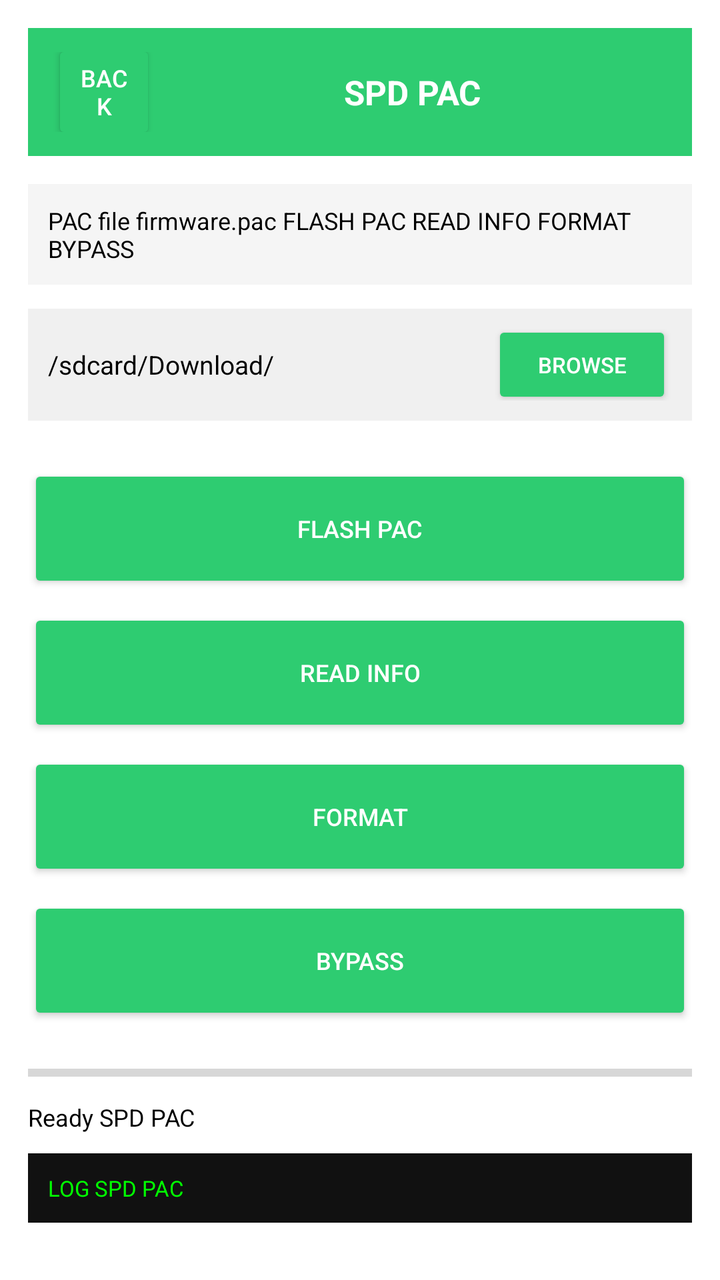
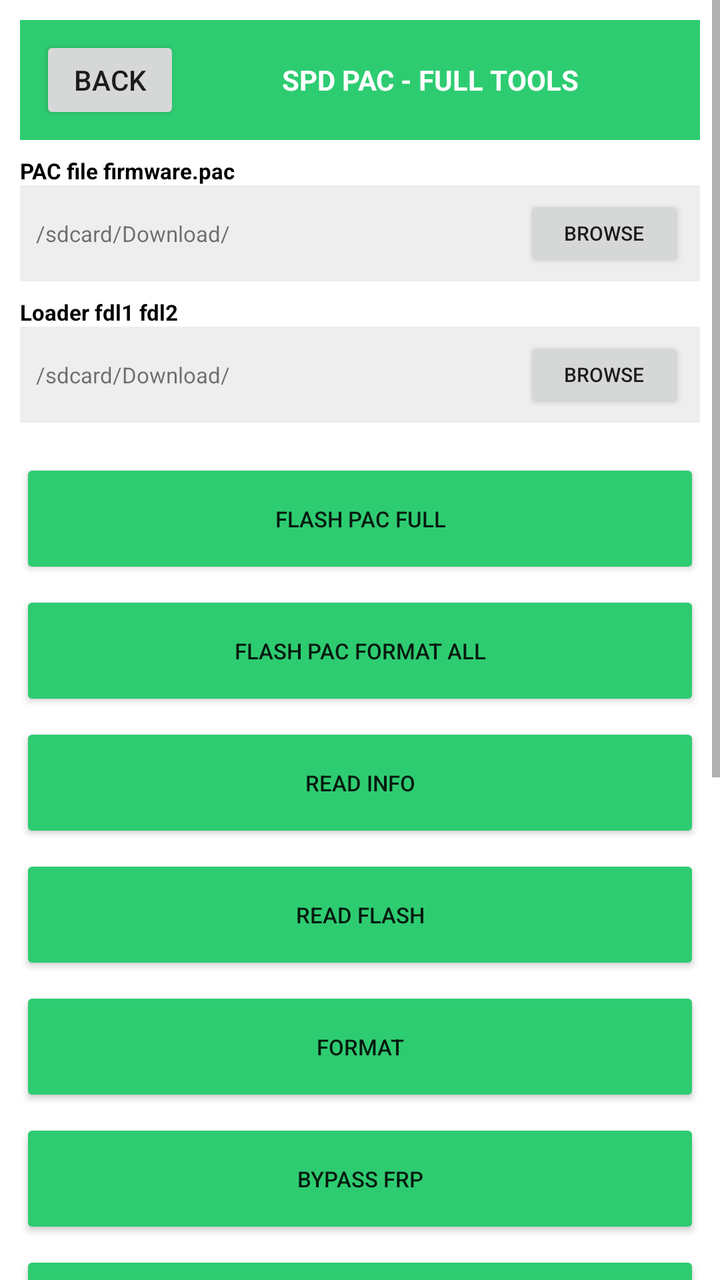

The first picture is an Android layout as it rendered before a commit; the second is the same layout after the commit. The layout source and the unified diff follow.
<!-- AndroidManifest.xml: application theme Theme.OTGFlasher -->
<!-- res/layout/activity_spd.xml -->
<?xml version="1.0" encoding="utf-8"?>
<ScrollView xmlns:android="http://schemas.android.com/apk/res/android" android:layout_width="match_parent" android:layout_height="match_parent" android:background="#FFFFFF"><LinearLayout android:orientation="vertical" android:layout_width="match_parent" android:layout_height="wrap_content" android:padding="14dp"><LinearLayout android:orientation="horizontal" android:layout_width="match_parent" android:layout_height="64dp" android:background="#2ECC71" android:gravity="center_vertical" android:padding="12dp"><Button android:id="@+id/btnBack" android:layout_width="52dp" android:layout_height="52dp" android:text="BACK" android:textColor="#FFFFFF" android:backgroundTint="#2ECC71" android:textSize="12sp"/><TextView android:layout_width="0dp" android:layout_weight="1" android:layout_height="wrap_content" android:text="SPD PAC" android:textSize="17sp" android:textStyle="bold" android:textColor="#FFFFFF" android:gravity="center"/></LinearLayout><TextView android:layout_width="match_parent" android:layout_height="wrap_content" android:text="PAC file firmware.pac FLASH PAC READ INFO FORMAT BYPASS" android:textSize="12sp" android:textColor="#000000" android:layout_marginTop="14dp" android:background="#F5F5F5" android:padding="10dp"/><LinearLayout android:orientation="horizontal" android:layout_width="match_parent" android:layout_height="56dp" android:background="#F0F0F0" android:gravity="center_vertical" android:padding="10dp" android:layout_marginTop="12dp"><TextView android:id="@+id/txtFile" android:layout_width="0dp" android:layout_weight="1" android:layout_height="wrap_content" android:text="/sdcard/Download/" android:textSize="13sp" android:textColor="#000000"/><Button android:id="@+id/btnBrowse" android:layout_width="90dp" android:layout_height="44dp" android:text="BROWSE" android:textColor="#FFFFFF" android:backgroundTint="#2ECC71" android:textSize="11sp"/></LinearLayout><LinearLayout android:orientation="vertical" android:layout_width="match_parent" android:layout_height="wrap_content" android:layout_marginTop="14dp"><Button android:id="@+id/btn0" android:layout_width="match_parent" android:layout_height="64dp" android:text="FLASH PAC" android:textColor="#FFFFFF" android:backgroundTint="#2ECC71" android:textSize="12sp" android:layout_marginTop="8dp"/><Button android:id="@+id/btn1" android:layout_width="match_parent" android:layout_height="64dp" android:text="READ INFO" android:textColor="#FFFFFF" android:backgroundTint="#2ECC71" android:textSize="12sp" android:layout_marginTop="8dp"/><Button android:id="@+id/btn2" android:layout_width="match_parent" android:layout_height="64dp" android:text="FORMAT" android:textColor="#FFFFFF" android:backgroundTint="#2ECC71" android:textSize="12sp" android:layout_marginTop="8dp"/><Button android:id="@+id/btn3" android:layout_width="match_parent" android:layout_height="64dp" android:text="BYPASS" android:textColor="#FFFFFF" android:backgroundTint="#2ECC71" android:textSize="12sp" android:layout_marginTop="8dp"/></LinearLayout><ProgressBar android:id="@+id/progressBar" style="?android:attr/progressBarStyleHorizontal" android:layout_width="match_parent" android:layout_height="16dp" android:max="100" android:progress="0" android:progressTint="#2ECC71" android:layout_marginTop="16dp"/><TextView android:id="@+id/txtDetail" android:layout_width="match_parent" android:layout_height="wrap_content" android:text="Ready SPD PAC" android:textSize="12sp" android:textColor="#000000" android:layout_marginTop="6dp"/><TextView android:id="@+id/logView" android:layout_width="match_parent" android:layout_height="wrap_content" android:background="#111111" android:textColor="#00FF00" android:textSize="11sp" android:padding="10dp" android:layout_marginTop="10dp" android:text="LOG SPD PAC"/></LinearLayout></ScrollView>
<!-- resources referenced by this layout -->
<resources>
  <style name="Theme.OTGFlasher" parent="android:Theme.Material.Light.NoActionBar" />
</resources>

<!-- the commit's change to res/layout/activity_spd.xml (unified diff, before → after) -->
@@ -1,2 +1,23 @@
 <?xml version="1.0" encoding="utf-8"?>
-<ScrollView xmlns:android="http://schemas.android.com/apk/res/android" android:layout_width="match_parent" android:layout_height="match_parent" android:background="#FFFFFF"><LinearLayout android:orientation="vertical" android:layout_width="match_parent" android:layout_height="wrap_content" android:padding="14dp"><LinearLayout android:orientation="horizontal" android:layout_width="match_parent" android:layout_height="64dp" android:background="#2ECC71" android:gravity="center_vertical" android:padding="12dp"><Button android:id="@+id/btnBack" android:layout_width="52dp" android:layout_height="52dp" android:text="BACK" android:textColor="#FFFFFF" android:backgroundTint="#2ECC71" android:textSize="12sp"/><TextView android:layout_width="0dp" android:layout_weight="1" android:layout_height="wrap_content" android:text="SPD PAC" android:textSize="17sp" android:textStyle="bold" android:textColor="#FFFFFF" android:gravity="center"/></LinearLayout><TextView android:layout_width="match_parent" android:layout_height="wrap_content" android:text="PAC file firmware.pac FLASH PAC READ INFO FORMAT BYPASS" android:textSize="12sp" android:textColor="#000000" android:layout_marginTop="14dp" android:background="#F5F5F5" android:padding="10dp"/><LinearLayout android:orientation="horizontal" android:layout_width="match_parent" android:layout_height="56dp" android:background="#F0F0F0" android:gravity="center_vertical" android:padding="10dp" android:layout_marginTop="12dp"><TextView android:id="@+id/txtFile" android:layout_width="0dp" android:layout_weight="1" android:layout_height="wrap_content" android:text="/sdcard/Download/" android:textSize="13sp" android:textColor="#000000"/><Button android:id="@+id/btnBrowse" android:layout_width="90dp" android:layout_height="44dp" android:text="BROWSE" android:textColor="#FFFFFF" android:backgroundTint="#2ECC71" android:textSize="11sp"/></LinearLayout><LinearLayout android:orientation="vertical" android:layout_width="match_parent" android:layout_height="wrap_content" android:layout_marginTop="14dp"><Button android:id="@+id/btn0" android:layout_width="match_parent" android:layout_height="64dp" android:text="FLASH PAC" android:textColor="#FFFFFF" android:backgroundTint="#2ECC71" android:textSize="12sp" android:layout_marginTop="8dp"/><Button android:id="@+id/btn1" android:layout_width="match_parent" android:layout_height="64dp" android:text="READ INFO" android:textColor="#FFFFFF" android:backgroundTint="#2ECC71" android:textSize="12sp" android:layout_marginTop="8dp"/><Button android:id="@+id/btn2" android:layout_width="match_parent" android:layout_height="64dp" android:text="FORMAT" android:textColor="#FFFFFF" android:backgroundTint="#2ECC71" android:textSize="12sp" android:layout_marginTop="8dp"/><Button android:id="@+id/btn3" android:layout_width="match_parent" android:layout_height="64dp" android:text="BYPASS" android:textColor="#FFFFFF" android:backgroundTint="#2ECC71" android:textSize="12sp" android:layout_marginTop="8dp"/></LinearLayout><ProgressBar android:id="@+id/progressBar" style="?android:attr/progressBarStyleHorizontal" android:layout_width="match_parent" android:layout_height="16dp" android:max="100" android:progress="0" android:progressTint="#2ECC71" android:layout_marginTop="16dp"/><TextView android:id="@+id/txtDetail" android:layout_width="match_parent" android:layout_height="wrap_content" android:text="Ready SPD PAC" android:textSize="12sp" android:textColor="#000000" android:layout_marginTop="6dp"/><TextView android:id="@+id/logView" android:layout_width="match_parent" android:layout_height="wrap_content" android:background="#111111" android:textColor="#00FF00" android:textSize="11sp" android:padding="10dp" android:layout_marginTop="10dp" android:text="LOG SPD PAC"/></LinearLayout></ScrollView>
+<ScrollView xmlns:android="http://schemas.android.com/apk/res/android" android:layout_width="match_parent" android:layout_height="match_parent" android:background="#FFFFFF">
+<LinearLayout android:orientation="vertical" android:layout_width="match_parent" android:layout_height="wrap_content" android:padding="10dp">
+<LinearLayout android:orientation="horizontal" android:layout_width="match_parent" android:layout_height="60dp" android:background="#2ECC71" android:gravity="center_vertical" android:padding="10dp"><Button android:id="@+id/btnBack" android:text="BACK" android:layout_width="70dp" android:layout_height="44dp"/><TextView android:text="SPD PAC - FULL TOOLS" android:textSize="14sp" android:textStyle="bold" android:textColor="#FFFFFF" android:layout_width="0dp" android:layout_weight="1" android:layout_height="wrap_content" android:gravity="center"/></LinearLayout>
+<TextView android:text="PAC file firmware.pac" android:textSize="11sp" android:textColor="#000000" android:layout_width="match_parent" android:layout_height="wrap_content" android:layout_marginTop="8dp" android:textStyle="bold"/>
+<LinearLayout android:orientation="horizontal" android:layout_width="match_parent" android:layout_height="48dp" android:background="#EEEEEE" android:gravity="center_vertical" android:padding="8dp"><TextView android:id="@+id/txt_PAC_file_firmware.pac" android:text="/sdcard/Download/" android:textSize="11sp" android:layout_width="0dp" android:layout_weight="1" android:layout_height="wrap_content"/><Button android:id="@+id/btn_PAC_file_firmware.pac" android:text="BROWSE" android:layout_width="80dp" android:layout_height="38dp" android:textSize="10sp"/></LinearLayout>
+<TextView android:text="Loader fdl1 fdl2" android:textSize="11sp" android:textColor="#000000" android:layout_width="match_parent" android:layout_height="wrap_content" android:layout_marginTop="8dp" android:textStyle="bold"/>
+<LinearLayout android:orientation="horizontal" android:layout_width="match_parent" android:layout_height="48dp" android:background="#EEEEEE" android:gravity="center_vertical" android:padding="8dp"><TextView android:id="@+id/txt_Loader_fdl1_fdl2" android:text="/sdcard/Download/" android:textSize="11sp" android:layout_width="0dp" android:layout_weight="1" android:layout_height="wrap_content"/><Button android:id="@+id/btn_Loader_fdl1_fdl2" android:text="BROWSE" android:layout_width="80dp" android:layout_height="38dp" android:textSize="10sp"/></LinearLayout>
+
+<LinearLayout android:orientation="vertical" android:layout_width="match_parent" android:layout_height="wrap_content" android:layout_marginTop="12dp">
+<Button android:id="@+id/btn_FLASH_PAC_full" android:text="FLASH PAC full" android:layout_width="match_parent" android:layout_height="60dp" android:textSize="11sp" android:layout_marginTop="6dp" android:backgroundTint="#2ECC71"/>
+<Button android:id="@+id/btn_FLASH_PAC_format_all" android:text="FLASH PAC format all" android:layout_width="match_parent" android:layout_height="60dp" android:textSize="11sp" android:layout_marginTop="6dp" android:backgroundTint="#2ECC71"/>
+<Button android:id="@+id/btn_READ_INFO" android:text="READ INFO" android:layout_width="match_parent" android:layout_height="60dp" android:textSize="11sp" android:layout_marginTop="6dp" android:backgroundTint="#2ECC71"/>
+<Button android:id="@+id/btn_READ_FLASH" android:text="READ FLASH" android:layout_width="match_parent" android:layout_height="60dp" android:textSize="11sp" android:layout_marginTop="6dp" android:backgroundTint="#2ECC71"/>
+<Button android:id="@+id/btn_FORMAT" android:text="FORMAT" android:layout_width="match_parent" android:layout_height="60dp" android:textSize="11sp" android:layout_marginTop="6dp" android:backgroundTint="#2ECC71"/>
+<Button android:id="@+id/btn_BYPASS_FRP" android:text="BYPASS FRP" android:layout_width="match_parent" android:layout_height="60dp" android:textSize="11sp" android:layout_marginTop="6dp" android:backgroundTint="#2ECC71"/>
+<Button android:id="@+id/btn_DIAG" android:text="DIAG" android:layout_width="match_parent" android:layout_height="60dp" android:textSize="11sp" android:layout_marginTop="6dp" android:backgroundTint="#2ECC71"/>
+
+</LinearLayout>
+<ProgressBar android:id="@+id/progressBar" style="?android:attr/progressBarStyleHorizontal" android:layout_width="match_parent" android:layout_height="18dp" android:max="100" android:layout_marginTop="12dp"/>
+<TextView android:id="@+id/txtDetail" android:text="Ready - Full Tools" android:textSize="11sp" android:layout_width="match_parent" android:layout_height="wrap_content" android:layout_marginTop="6dp"/>
+<TextView android:id="@+id/logView" android:text="LOG SPD PAC - FULL" android:textSize="10sp" android:background="#111111" android:textColor="#00FF00" android:padding="8dp" android:layout_width="match_parent" android:layout_height="300dp" android:layout_marginTop="8dp"/>
+</LinearLayout></ScrollView>
